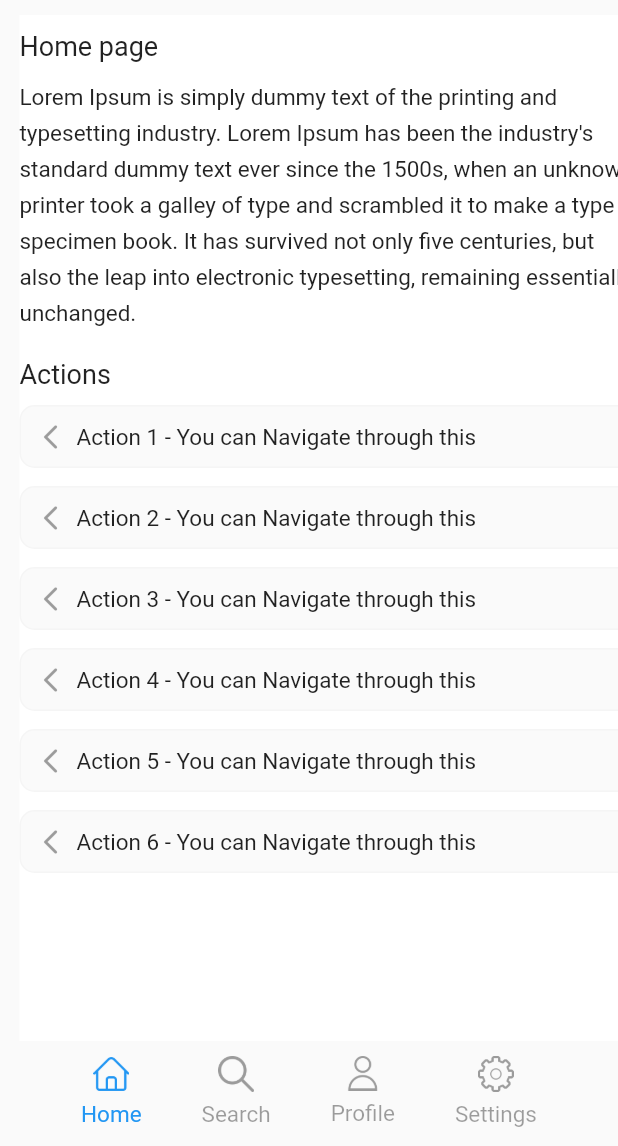
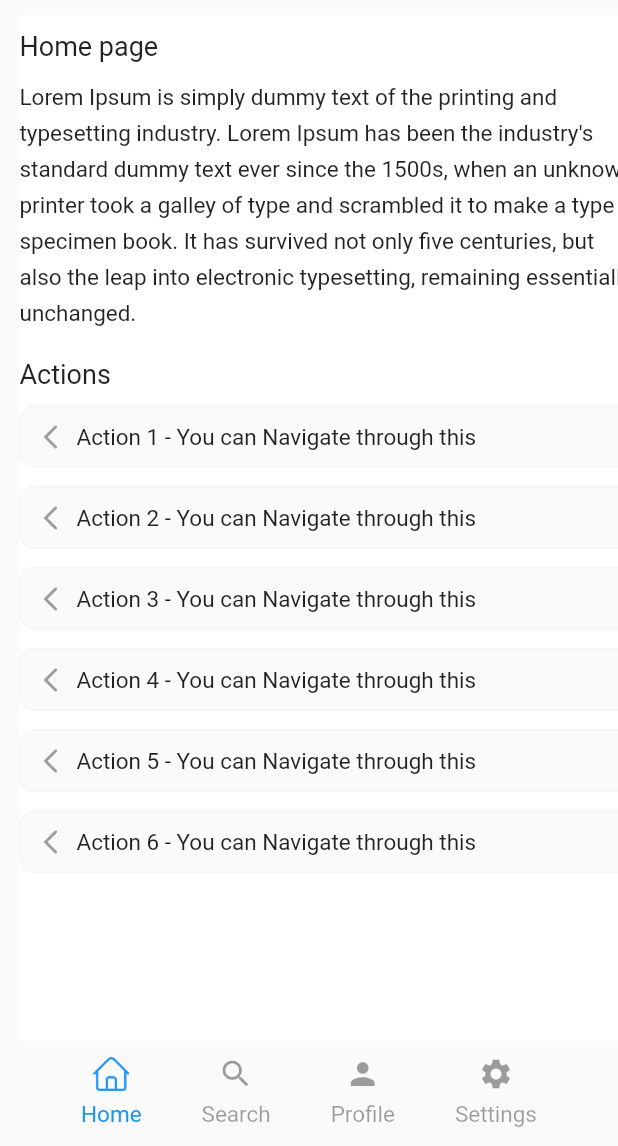
Before and after one commit to shahul-hamed/scrollable_list, a Flutter app: the screen it shows after launch, on a phone screen of 412 x 824 dp, the part 90-1236 px from its top. Run offline on Flutter 3.47's test engine with Material 2 defaults, Android fonts, the phone set to English and light mode, and no system bars.

```diff
--- a/example/lib/scrollable_app.dart
+++ b/example/lib/scrollable_app.dart
@@ -47,21 +47,21 @@ class ScrollablePage extends StatelessWidget {
       content: "",
       label: "Search",
       icon: Icons.search_rounded,
-      image: "assets/images/search.png",
+      // image: "assets/images/search.png",
     ),
     CommonList(
       uniqueID: 3,
       content: "",
       label: "Profile",
       height: 23,
-      image: "assets/images/user.png",
+      // image: "assets/images/user.png",
       icon: Icons.person,
     ),
     CommonList(
       uniqueID: 4,
       content: "",
       label: "Settings",
-      image: "assets/images/settings.png",
+      // image: "assets/images/settings.png",
       icon: Icons.settings,
     ),
   ];
```
Also changed, not shown: example/assets/images/search.png (deleted), example/assets/images/settings.png (deleted), example/assets/images/user.png (deleted), 1 other file.
